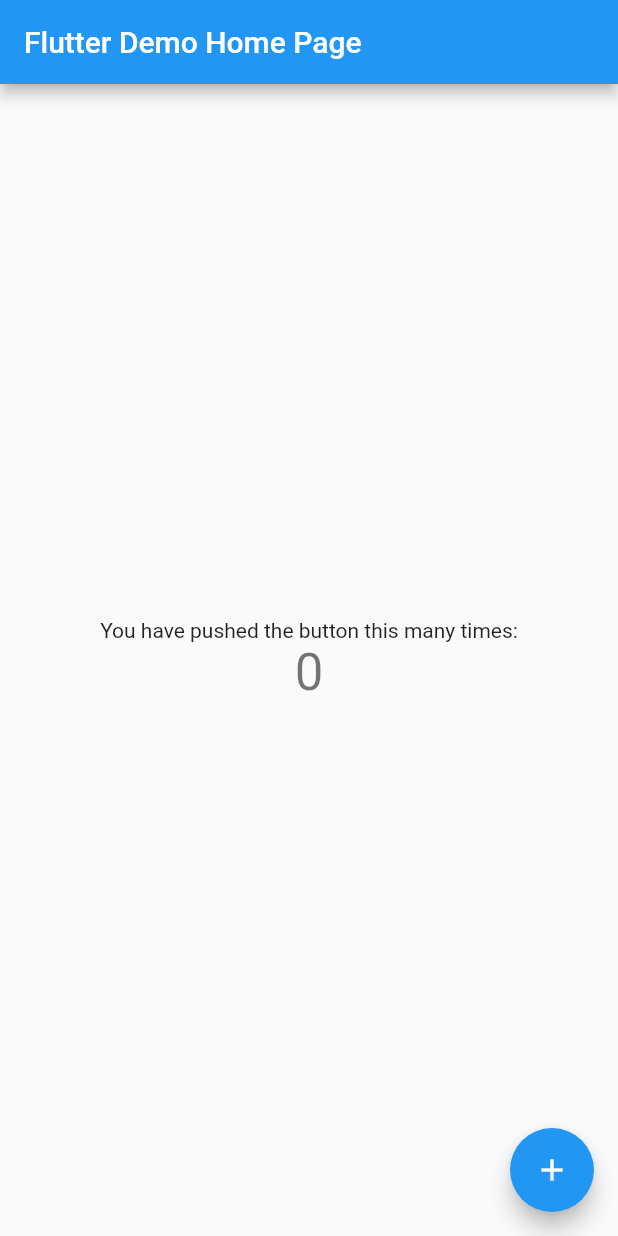
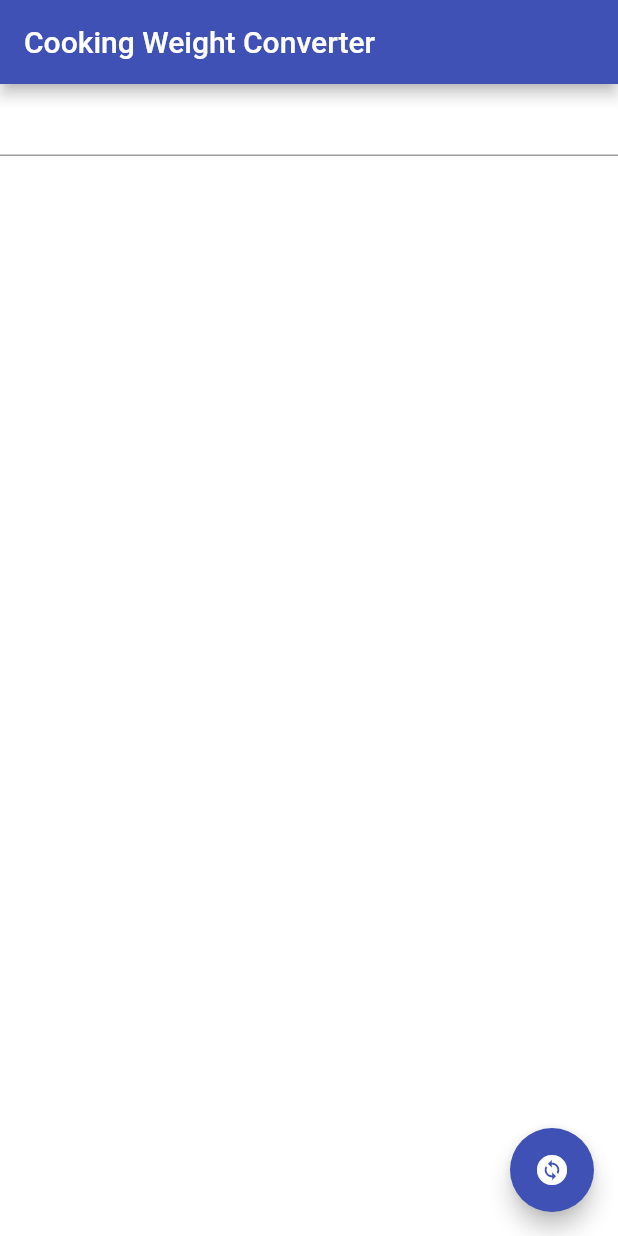
Before and after one commit to shunina/cooking_weight_converter, a Flutter app: the screen it shows after launch, on a phone screen of 412 x 824 dp. Run offline on Flutter 3.47's test engine with Material 2 defaults, Android fonts, the phone set to English and light mode, and no system bars.

Commit message:
fix clouring of homepage

```diff
--- a/lib/main.dart
+++ b/lib/main.dart
@@ -7,30 +7,21 @@ void main() {
 class MyApp extends StatelessWidget {
   const MyApp({Key? key}) : super(key: key);
 
-  // This widget is the root of your application.
   @override
   Widget build(BuildContext context) {
     return MaterialApp(
-      title: 'Flutter Demo',
+      title: 'Cooking Weight Converter',
       theme: ThemeData(
-        // This is the theme of your application.
-        //
-        // Try running your application with "flutter run". You'll see the
-        // application has a blue toolbar. Then, without quitting the app, try
-        // changing the primarySwatch below to Colors.green and then invoke
-        // "hot reload" (press "r" in the console where you ran "flutter run",
-        // or simply save your changes to "hot reload" in a Flutter IDE).
-        // Notice that the counter didn't reset back to zero; the application
-        // is not restarted.
-        primarySwatch: Colors.blue,
-      ),
-      home: const MyHomePage(title: 'Flutter Demo Home Page'),
+          primarySwatch: Colors.indigo, scaffoldBackgroundColor: Colors.white),
+      darkTheme: ThemeData(
+          primarySwatch: Colors.indigo, scaffoldBackgroundColor: Colors.white),
+      home: const ConvertPage(title: 'Cooking Weight Converter'),
     );
   }
 }
 
-class MyHomePage extends StatefulWidget {
-  const MyHomePage({Key? key, required this.title}) : super(key: key);
+class ConvertPage extends StatefulWidget {
+  const ConvertPage({Key? key, required this.title}) : super(key: key);
 
   // This widget is the home page of your application. It is stateful, meaning
   // that it has a State object (defined below) that contains fields that affect
@@ -44,21 +35,12 @@ class MyHomePage extends StatefulWidget {
   final String title;
 
   @override
-  State<MyHomePage> createState() => _MyHomePageState();
+  State<ConvertPage> createState() => _ConvertPageState();
 }
 
-class _MyHomePageState extends State<MyHomePage> {
-  int _counter = 0;
-
-  void _incrementCounter() {
-    setState(() {
-      // This call to setState tells the Flutter framework that something has
-      // changed in this State, which causes it to rerun the build method below
-      // so that the display can reflect the updated values. If we changed
-      // _counter without calling setState(), then the build method would not be
-      // called again, and so nothing would appear to happen.
-      _counter++;
-    });
+class _ConvertPageState extends State<ConvertPage> {
+  void _convertWeights() {
+    setState(() {});
   }
 
   @override
@@ -71,44 +53,21 @@ class _MyHomePageState extends State<MyHomePage> {
     // than having to individually change instances of widgets.
     return Scaffold(
       appBar: AppBar(
-        // Here we take the value from the MyHomePage object that was created by
+        // Here we take the value from the ConvertPage object that was created by
         // the App.build method, and use it to set our appbar title.
         title: Text(widget.title),
       ),
-      body: Center(
-        // Center is a layout widget. It takes a single child and positions it
-        // in the middle of the parent.
-        child: Column(
-          // Column is also a layout widget. It takes a list of children and
-          // arranges them vertically. By default, it sizes itself to fit its
-          // children horizontally, and tries to be as tall as its parent.
-          //
-          // Invoke "debug painting" (press "p" in the console, choose the
-          // "Toggle Debug Paint" action from the Flutter Inspector in Android
-          // Studio, or the "Toggle Debug Paint" command in Visual Studio Code)
-          // to see the wireframe for each widget.
-          //
-          // Column has various properties to control how it sizes itself and
-          // how it positions its children. Here we use mainAxisAlignment to
-          // center the children vertically; the main axis here is the vertical
-          // axis because Columns are vertical (the cross axis would be
-          // horizontal).
-          mainAxisAlignment: MainAxisAlignment.center,
-          children: <Widget>[
-            const Text(
-              'You have pushed the button this many times:',
-            ),
-            Text(
-              '$_counter',
-              style: Theme.of(context).textTheme.headline4,
-            ),
-          ],
+      body: const SizedBox(
+        width: double.infinity,
+        child: TextField(
+          keyboardType: TextInputType.multiline,
+          maxLines: null,
         ),
       ),
       floatingActionButton: FloatingActionButton(
-        onPressed: _incrementCounter,
-        tooltip: 'Increment',
-        child: const Icon(Icons.add),
+        onPressed: _convertWeights,
+        tooltip: 'convert Weight',
+        child: const Icon(Icons.change_circle),
       ), // This trailing comma makes auto-formatting nicer for build methods.
     );
   }
```
